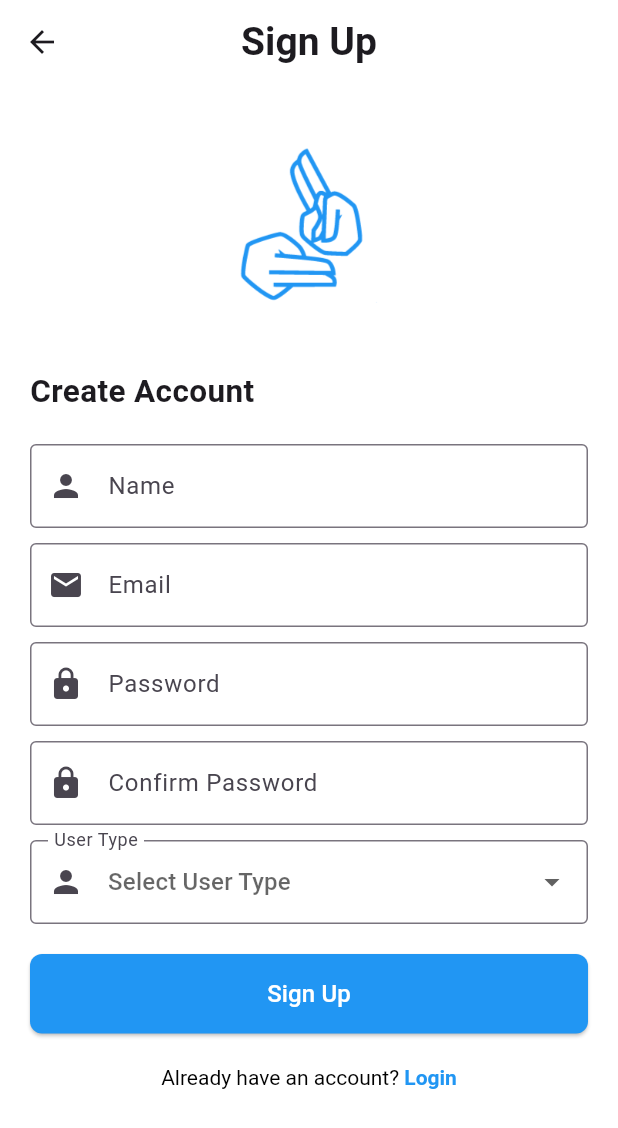
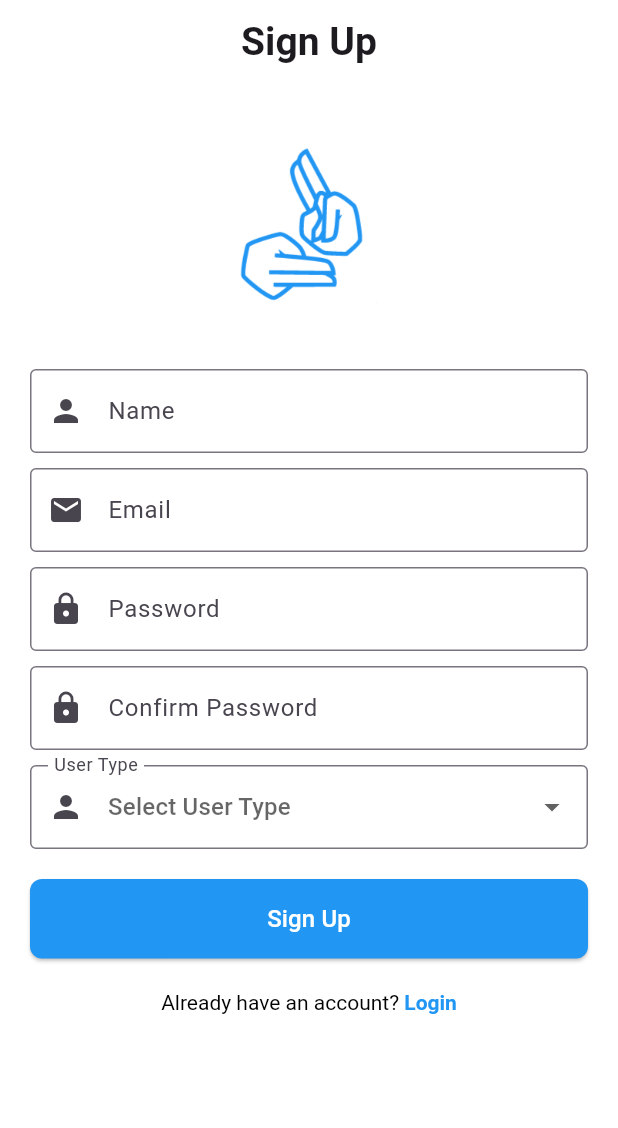
Before and after one commit to AliAljawad/Sign-Speak-Front, a Flutter app: the SignUpPage screen opened directly, on a phone screen of 412 x 824 dp. Shown: the top 1128 px of the screen. Run offline on Flutter 3.47's test engine with Material 3 defaults, Android fonts, the phone set to English and light mode, and no system bars; our stand-ins replace camera, image_picker, video_player.

Commit message:
removed the create account from the signup page

```diff
--- a/lib/main.dart
+++ b/lib/main.dart
@@ -15,7 +15,7 @@ class MyApp extends StatelessWidget {
   Widget build(BuildContext context) {
     return const MaterialApp(
       debugShowCheckedModeBanner: false,
-      home:MyBottomNavigationBar(),
+      home:SignUpPage(),
     );
   }
 }
--- a/lib/screens/sign_up_screen.dart
+++ b/lib/screens/sign_up_screen.dart
@@ -94,17 +94,7 @@ class _SignUpPageState extends State<SignUpPage> {
                 'assets/images/logo.png', // Update with the correct path to your logo image
                 height: 150,
               ),
-              const SizedBox(height: 20),
-              const Align(
-                alignment: Alignment.centerLeft,
-                child: Text(
-                  'Create Account',
-                  style: TextStyle(
-                    fontSize: 21,
-                    fontWeight: FontWeight.bold,
-                  ),
-                ),
-              ),
+
               const SizedBox(height: 20),
               TextFormField(
                 controller: _nameController,
```
